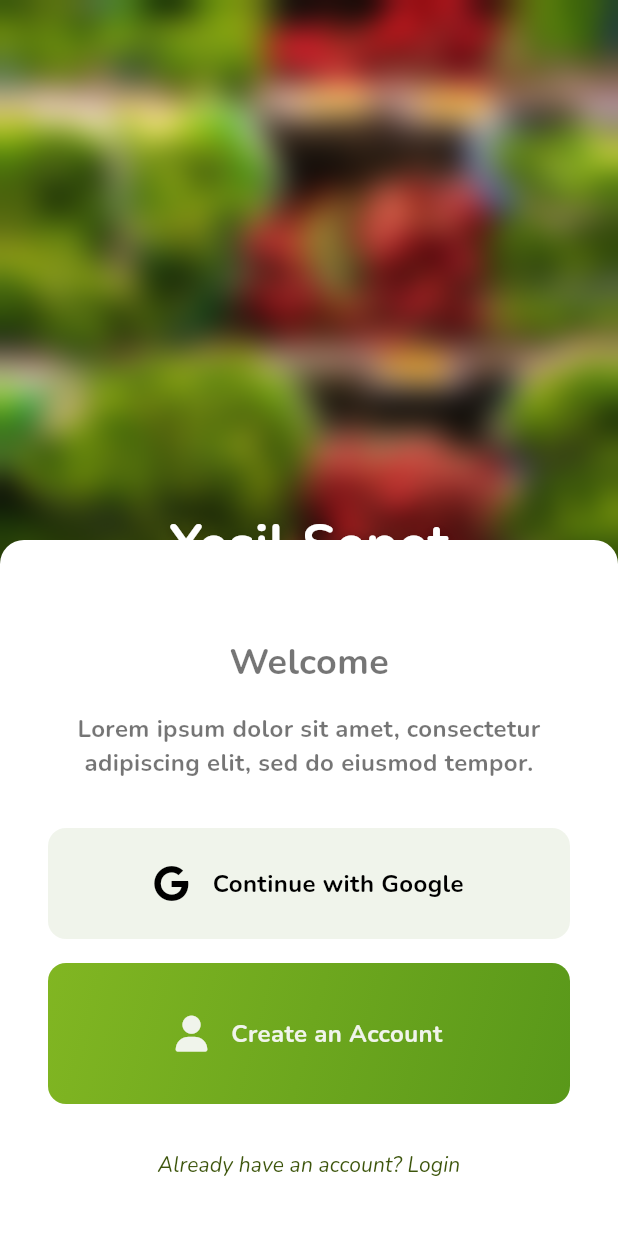
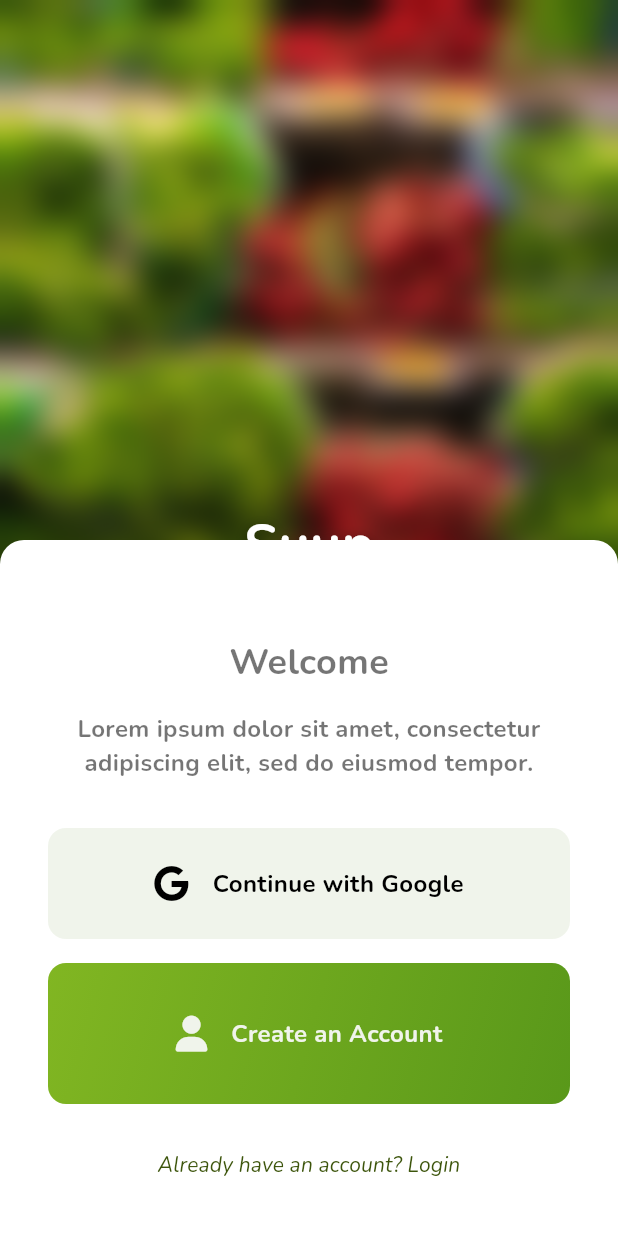
Before and after one commit to berkemremert/yesilsepet, a Flutter app: the screen it shows after launch, after a tap on "Go to Welcome Page", on a phone screen of 412 x 824 dp. Run offline on Flutter 3.47's test engine with Material 3 defaults, Android fonts, the phone set to English and light mode, and no system bars; our stand-ins replace cloud_firestore, firebase_auth, firebase_core, font_awesome_flutter, google_generative_ai; accounts and stored records are empty; network calls fail.

Commit message:
Welcome Page minor changes

```diff
--- a/lib/ViewModels/welcomePage/WelcomeViewModel.dart
+++ b/lib/ViewModels/welcomePage/WelcomeViewModel.dart
@@ -1,4 +1,12 @@
 import 'package:flutter/material.dart';
+import 'package:provider/provider.dart';
+
+import '../../Views/welcomePage/CreateAccountPage.dart';
+import 'CreateAccountViewModel.dart';
+
+createAccount(BuildContext context) {
+
+}
 
 class WelcomeViewModel extends ChangeNotifier {
   void signInWithGoogle() {
--- a/lib/Views/theme/appColors.dart
+++ b/lib/Views/theme/appColors.dart
@@ -36,4 +36,6 @@ class AppColors {
   static const Color mediumGray = Color(0xFF757575); // Medium gray
   static const Color darkGray = Color(0xFF424242); // Dark gray
   static Color? verylightGray = Colors.grey[200]; // Dark gray
+
+  static Color? denizCream = Color(0xFFF5EBE6); // deniz cream
 }
--- a/lib/Views/welcomePage/WelcomePage.dart
+++ b/lib/Views/welcomePage/WelcomePage.dart
@@ -71,7 +71,7 @@ class WelcomePage extends StatelessWidget {
             bottom: 100,
             child: Center(
               child: Text(
-                'Yeşil Sepet',
+                'Suup',
                 style: TextStyle(
                   fontSize: 36,
                   fontWeight: FontWeight.bold,
@@ -80,7 +80,7 @@ class WelcomePage extends StatelessWidget {
                     Shadow(
                       blurRadius: 10,
                       color: Colors.black.withOpacity(0.5),
-                      offset: Offset(0, 3),
+                      offset: const Offset(0, 3),
                     ),
                   ],
                 ),
--- a/lib/debug.dart
+++ b/lib/debug.dart
@@ -20,7 +20,7 @@ class DebugPage extends StatelessWidget {
       body: Center(
           child: Column(
             children: [
-              ElevatedButton(
+              ElevatedButton( // Welcome Page
                 onPressed: () {
                   Navigator.push(
                     context,
@@ -34,7 +34,7 @@ class DebugPage extends StatelessWidget {
                 },
                 child: Text('Go to Welcome Page'),
               ),
-              ElevatedButton(
+              ElevatedButton( // Home Page
                 onPressed: () {
                   Navigator.push(
                     context,
@@ -48,7 +48,7 @@ class DebugPage extends StatelessWidget {
                 },
                 child: Text('Go to Home Page'),
               ),
-              ElevatedButton(
+              ElevatedButton( // Dashboard Page
                 onPressed: () {
                   Navigator.push(
                     context,
@@ -62,7 +62,7 @@ class DebugPage extends StatelessWidget {
                 },
                 child: Text('Go to Dashboard page'),
               ),
-              ElevatedButton(
+              ElevatedButton( // Address Page
                 onPressed: () {
                   Navigator.push(
                     context,
@@ -73,7 +73,7 @@ class DebugPage extends StatelessWidget {
                 },
                 child: Text('Go to Address page'),
               ),
-              ElevatedButton(
+              ElevatedButton( // Profile Page
                 onPressed: () {
                   Navigator.pushNamed(context, '/profile');
                 },
```
